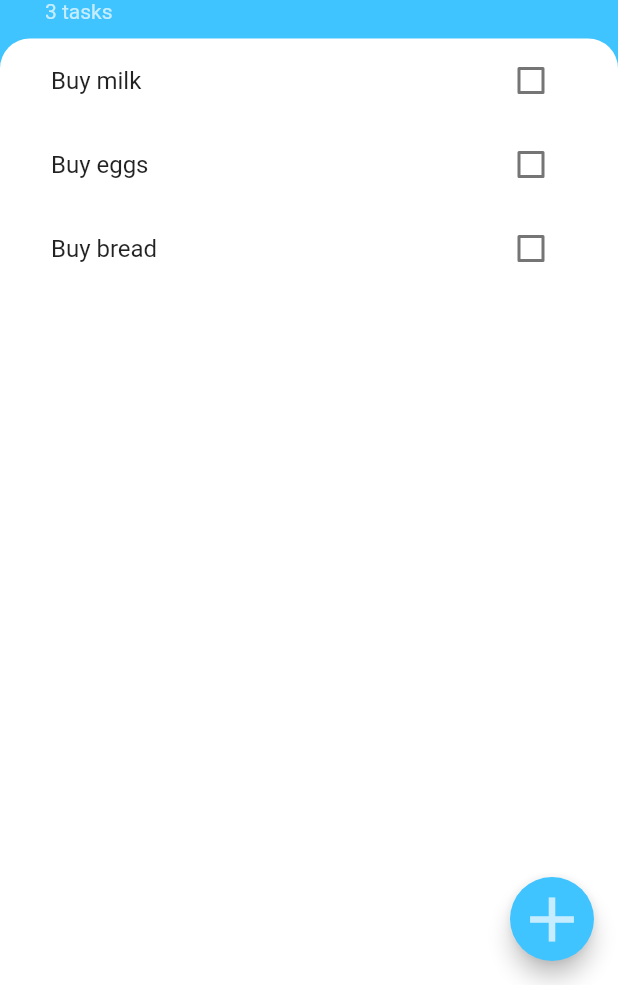
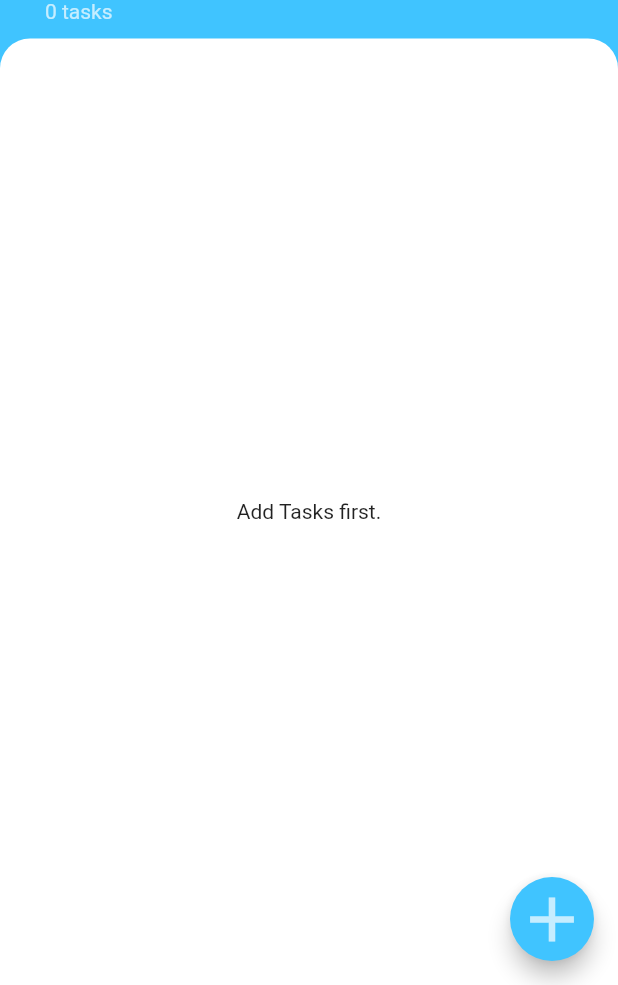
Before and after one commit to CodeHermyt/Todoey, a Flutter app: the screen it shows after launch, on a phone screen of 412 x 824 dp, the part 251-1236 px from its top. Run offline on Flutter 3.47's test engine with Material 2 defaults, Android fonts, the phone set to English and light mode, and no system bars.

Commit message:
Enhanced UI

```diff
--- a/lib/model/task_data.dart
+++ b/lib/model/task_data.dart
@@ -2,11 +2,7 @@ import 'package:flutter/widgets.dart';
 import 'package:todoey/model/task.dart';
 
 class TaskData extends ChangeNotifier {
-  List<Task> _tasks = [
-    Task(name: 'Buy milk'),
-    Task(name: 'Buy eggs'),
-    Task(name: 'Buy bread'),
-  ];
+  List<Task> _tasks = [];
 
   void addTask(Task task) {
     _tasks.add(task);
--- a/lib/widgets/task_list.dart
+++ b/lib/widgets/task_list.dart
@@ -13,11 +13,16 @@ class _TasksListState extends State<TasksList> {
   @override
   Widget build(BuildContext context) {
     List<Task> tasks = Provider.of<TaskData>(context, listen: false).alltasks;
-    return ListView.builder(
-      itemCount: tasks.length,
-      itemBuilder: (context, index) {
-        return TaskTile(tasks[index]);
-      },
-    );
+    return tasks.isEmpty
+        ? Center(
+            child: Text('Add Tasks first.'),
+          )
+        : ListView.separated(
+            separatorBuilder: (context, index) => Divider(),
+            itemCount: tasks.length,
+            itemBuilder: (context, index) {
+              return TaskTile(tasks[index]);
+            },
+          );
   }
 }
```
